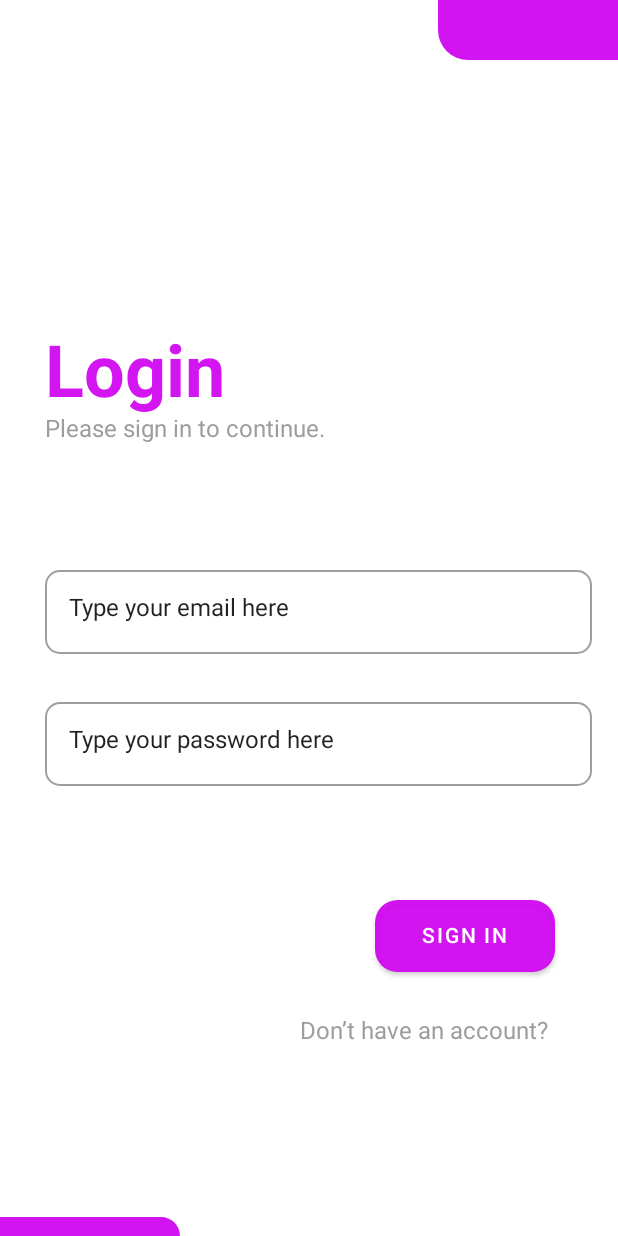
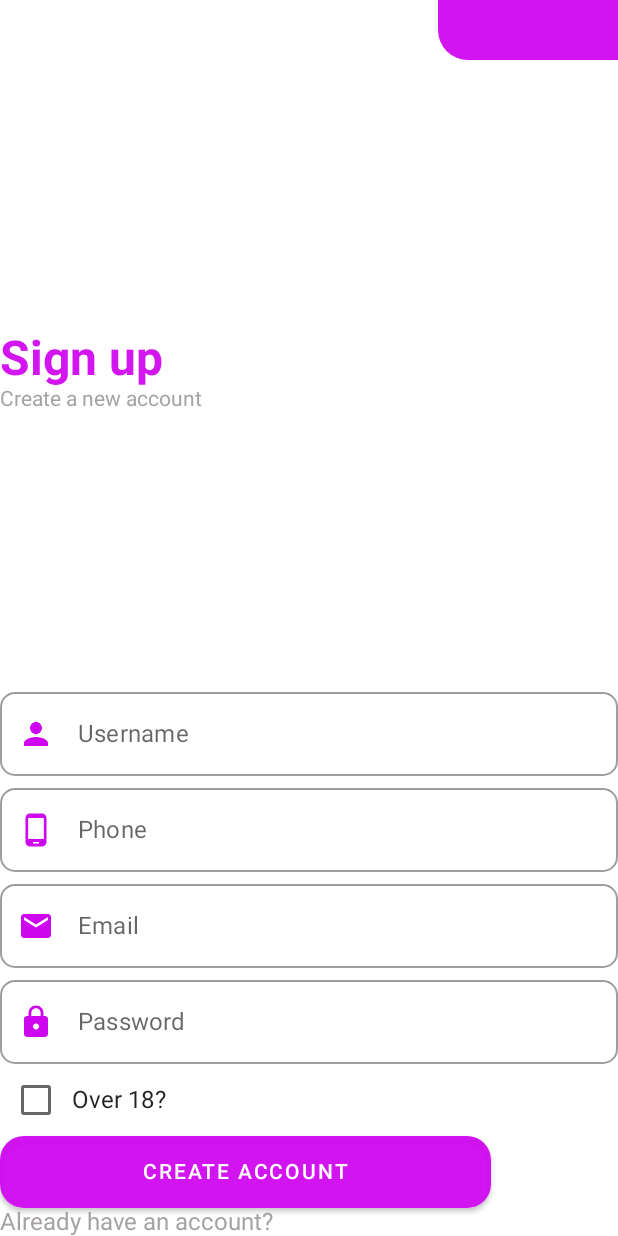
Before and after one commit to ArturAlvess/projeto-login-activity, an Android app built with Jetpack Compose: the screen it shows after launch (MainActivity before the commit, RegisterActivity after it), on a phone screen of 412 x 824 dp. Run offline under Robolectric (Android 15) with nearby library versions, the phone set to English and light mode, and no system bars.

Commit message:
quase finalizado

```diff
--- a/app/src/main/AndroidManifest.xml
+++ b/app/src/main/AndroidManifest.xml
@@ -13,6 +13,11 @@
         tools:targetApi="31">
         <activity
             android:name=".MainActivity"
+            android:exported="false"
+            android:label="@string/title_activity_register"
+            android:theme="@style/Theme.LoginActivity" />
+        <activity
+            android:name=".RegisterActivity"
             android:exported="true"
             android:label="@string/app_name"
             android:theme="@style/Theme.LoginActivity">
--- a/app/src/main/java/br/senai/sp/jandira/loginactivity/MainActivity.kt
+++ b/app/src/main/java/br/senai/sp/jandira/loginactivity/MainActivity.kt
@@ -11,6 +11,7 @@ import androidx.compose.runtime.mutableStateOf
 import androidx.compose.runtime.saveable.rememberSaveable
 import androidx.compose.ui.Modifier
 import androidx.compose.ui.graphics.Color
+import androidx.compose.ui.res.painterResource
 import androidx.compose.ui.res.stringResource
 import androidx.compose.ui.text.font.FontWeight
 import androidx.compose.ui.tooling.preview.Preview
@@ -29,7 +30,7 @@ class MainActivity : ComponentActivity() {
     }
 }
 
-@Preview(showBackground = true)
+@Preview(showBackground = true, showSystemUi = true)
 @Composable
 fun LoginScreen() {
     var emailState = rememberSaveable {
@@ -63,7 +64,7 @@ fun LoginScreen() {
         Column(
             modifier = Modifier
                 .fillMaxWidth()
-                .padding(top = 220.dp, start = 30.dp)
+                .padding(top = 200.dp, start = 30.dp)
 
         ) {
             Text(
@@ -82,26 +83,41 @@ fun LoginScreen() {
         Column(
             modifier = Modifier
                 .fillMaxSize()
-                .padding(top = 380.dp, start = 30.dp)
+                .padding(top = 360.dp, start = 30.dp)
         ) {
             OutlinedTextField(
-                value = stringResource(id = R.string.email_example),
+                value = "",
+                label = { Text(text = "Email")},
                 onValueChange = {
                     emailState
                 }, shape = RoundedCornerShape(10.dp),
                 modifier = Modifier
                     .fillMaxWidth()
-                    .padding(end = 17.dp)
+                    .padding(end = 17.dp),
+                leadingIcon = {
+                    Icon(
+                        painter = painterResource(id = R.drawable.baseline_email_24),
+                        contentDescription = null,
+                        tint = Color(206, 6, 240)
+                    )
+                }
             )
             Spacer(modifier = Modifier.height(32.dp))
             OutlinedTextField(
-                value = stringResource(id = R.string.password_example),
+                value = "",
+                label = { Text(text = "Password")},
                 onValueChange = {
                     passwordState
                 }, shape = RoundedCornerShape(10.dp),
                 modifier = Modifier
                     .fillMaxWidth()
                     .padding(end = 17.dp),
+                leadingIcon = {
+                    Icon(painter = painterResource(id = R.drawable.baseline_lock_24),
+                        contentDescription = null,
+                        tint = Color(206, 6, 240)
+                    )
+                }
 
             )
         }
@@ -110,7 +126,7 @@ fun LoginScreen() {
         Column(
             modifier = Modifier
                 .fillMaxSize()
-                .padding(top = 600.dp, start = 150.dp)
+                .padding(top = 580.dp, start = 150.dp)
         )
         {
             Button(onClick = {},
@@ -122,7 +138,12 @@ fun LoginScreen() {
                     colors = ButtonDefaults.buttonColors(Color(207, 6, 240, 240)),
 
             ) {
-                Text(text = stringResource(id = R.string.sign_in), color = Color.White)
+                Row() {
+                    Text(text = stringResource(id = R.string.sign_in).uppercase(), color = Color.White)
+                    Icon(painter = painterResource(id = R.drawable.baseline_arrow_forward_24),
+                        contentDescription = null, tint = Color.White)
+                }
+
             }
 
             Row() {
@@ -136,7 +157,8 @@ fun LoginScreen() {
         }
 
         Column(modifier = Modifier
-            .fillMaxWidth().padding(top = 811.dp)
+            .fillMaxWidth()
+            .padding(top = 718.dp)
         ) {
             Row(modifier = Modifier
                 .fillMaxWidth(),
--- /dev/null
+++ b/app/src/main/java/br/senai/sp/jandira/loginactivity/RegisterActivity.kt
@@ -0,0 +1,188 @@
+package br.senai.sp.jandira.loginactivity
+
+import android.os.Bundle
+import androidx.activity.ComponentActivity
+import androidx.activity.compose.setContent
+import androidx.compose.foundation.layout.*
+import androidx.compose.foundation.shape.RoundedCornerShape
+import androidx.compose.material.*
+import androidx.compose.runtime.Composable
+import androidx.compose.runtime.mutableStateOf
+import androidx.compose.runtime.saveable.rememberSaveable
+import androidx.compose.ui.Alignment
+import androidx.compose.ui.Modifier
+import androidx.compose.ui.graphics.Color
+import androidx.compose.ui.res.painterResource
+import androidx.compose.ui.res.stringResource
+import androidx.compose.ui.text.font.FontWeight
+import androidx.compose.ui.tooling.preview.Preview
+import androidx.compose.ui.unit.dp
+import androidx.compose.ui.unit.sp
+import br.senai.sp.jandira.loginactivity.ui.theme.LoginActivityTheme
+
+class RegisterActivity : ComponentActivity() {
+    override fun onCreate(savedInstanceState: Bundle?) {
+        super.onCreate(savedInstanceState)
+        setContent {
+            LoginActivityTheme {
+                RegisterScreen()
+            }
+        }
+    }
+}
+
+
+@Preview(showBackground = true, showSystemUi = true)
+@Composable
+fun RegisterScreen() {
+    var emailState = rememberSaveable {
+        mutableStateOf("")
+    }
+    var passwordState = rememberSaveable {
+        mutableStateOf("")
+    }
+    Surface(
+        modifier = Modifier.fillMaxSize(),
+
+    ) {
+
+        Column(verticalArrangement = Arrangement.SpaceBetween) {
+
+
+
+        // Header
+        Column(modifier = Modifier
+            .fillMaxWidth()
+        ) {
+            Row(modifier = Modifier
+                .fillMaxWidth(),
+                horizontalArrangement =  Arrangement.End) {
+                Surface(modifier = Modifier
+                    .width(120.dp)
+                    .height(40.dp),
+                    color = Color(207, 6, 240, 240),
+                    shape = RoundedCornerShape(bottomStart = 20.dp)
+                ) {
+
+                }
+            }
+        }
+
+        Column(
+            modifier = Modifier.fillMaxWidth()
+        ) {
+            Text(
+                text = stringResource(id = R.string.sign_up),
+                fontSize = 32.sp,
+                color = Color(207, 6, 240, 240),
+                fontWeight = FontWeight(700)
+            )
+            Text(
+                text = stringResource(id = R.string.create),
+                fontSize = 14.sp,
+                color = Color(160, 156, 156, 240),
+                fontWeight = FontWeight(400)
+
+            )
+
+
+        }
+        Column() {
+            OutlinedTextField(
+                value = "",
+                label = { Text(text = stringResource(id = R.string.username))},
+                onValueChange = {
+                    emailState
+                }, shape = RoundedCornerShape(10.dp),
+                modifier = Modifier
+                    .fillMaxWidth(),
+                leadingIcon = {
+                    Icon(
+                        painter = painterResource(id = R.drawable.baseline_person_24),
+                        contentDescription = null,
+                        tint = Color(206, 6, 240)
+                    )
+                }
+            )
+            OutlinedTextField(
+                value = "",
+                label = { Text(text = stringResource(id = R.string.phone))},
+                onValueChange = {
+                    emailState
+                }, shape = RoundedCornerShape(10.dp),
+                modifier = Modifier
+                    .fillMaxWidth(),
+                leadingIcon = {
+                    Icon(
+                        painter = painterResource(id = R.drawable.baseline_phone_android_24),
+                        contentDescription = null,
+                        tint = Color(206, 6, 240)
+                    )
+                }
+            )
+            OutlinedTextField(
+                value = "",
+                label = { Text(text = stringResource(id = R.string.email))},
+                onValueChange = {
+                    emailState
+                }, shape = RoundedCornerShape(10.dp),
+                modifier = Modifier
+                    .fillMaxWidth(),
+                leadingIcon = {
+                    Icon(
+                        painter = painterResource(id = R.drawable.baseline_email_24),
+                        contentDescription = null,
+                        tint = Color(206, 6, 240)
+                    )
+                }
+            )
+            OutlinedTextField(
+                value = "",
+                label = { Text(text = stringResource(id = R.string.password))},
+                onValueChange = {
+                    emailState
+                }, shape = RoundedCornerShape(10.dp),
+                modifier = Modifier
+                    .fillMaxWidth(),
+                leadingIcon = {
+                    Icon(
+                        painter = painterResource(id = R.drawable.baseline_lock_24),
+                        contentDescription = null,
+                        tint = Color(206, 6, 240)
+                    )
+                }
+            )
+
+            Row(modifier = Modifier.fillMaxWidth(), verticalAlignment = Alignment.CenterVertically) {
+                Checkbox(checked = false, onCheckedChange = {})
+                Text(
+                    text = stringResource(id = R.string.over_18),
+
+                )
+            }
+
+            Button(
+                onClick = { /*TODO*/ },
+                modifier =
+                Modifier
+                    .width(327.dp)
+                    .height(48.dp),
+                shape = RoundedCornerShape(16.dp),
+                colors = ButtonDefaults.buttonColors(Color(207, 6, 240, 240))
+            ) {
+                Text(
+                    text = stringResource(id = R.string.bottom_account)
+                        .uppercase(),
+                    color = Color.White
+                )
+            }
+            Text(
+                text = stringResource(id = R.string.already_account),
+                color = Color(160, 156, 156, 240)
+            )
+        }
+        }
+
+
+}
+}
--- /dev/null
+++ b/app/src/main/res/drawable/baseline_arrow_forward_24.xml
@@ -0,0 +1,5 @@
+<vector android:autoMirrored="true" android:height="24dp"
+    android:tint="#000000" android:viewportHeight="24"
+    android:viewportWidth="24" android:width="24dp" xmlns:android="http://schemas.android.com/apk/res/android">
+    <path android:fillColor="@android:color/white" android:pathData="M12,4l-1.41,1.41L16.17,11H4v2h12.17l-5.58,5.59L12,20l8,-8z"/>
+</vector>
--- /dev/null
+++ b/app/src/main/res/drawable/baseline_email_24.xml
@@ -0,0 +1,5 @@
+<vector android:height="24dp" android:tint="#000000"
+    android:viewportHeight="24" android:viewportWidth="24"
+    android:width="24dp" xmlns:android="http://schemas.android.com/apk/res/android">
+    <path android:fillColor="@android:color/white" android:pathData="M20,4L4,4c-1.1,0 -1.99,0.9 -1.99,2L2,18c0,1.1 0.9,2 2,2h16c1.1,0 2,-0.9 2,-2L22,6c0,-1.1 -0.9,-2 -2,-2zM20,8l-8,5 -8,-5L4,6l8,5 8,-5v2z"/>
+</vector>
--- /dev/null
+++ b/app/src/main/res/drawable/baseline_lock_24.xml
@@ -0,0 +1,5 @@
+<vector android:height="24dp" android:tint="#000000"
+    android:viewportHeight="24" android:viewportWidth="24"
+    android:width="24dp" xmlns:android="http://schemas.android.com/apk/res/android">
+    <path android:fillColor="@android:color/white" android:pathData="M18,8h-1L17,6c0,-2.76 -2.24,-5 -5,-5S7,3.24 7,6v2L6,8c-1.1,0 -2,0.9 -2,2v10c0,1.1 0.9,2 2,2h12c1.1,0 2,-0.9 2,-2L20,10c0,-1.1 -0.9,-2 -2,-2zM12,17c-1.1,0 -2,-0.9 -2,-2s0.9,-2 2,-2 2,0.9 2,2 -0.9,2 -2,2zM15.1,8L8.9,8L8.9,6c0,-1.71 1.39,-3.1 3.1,-3.1 1.71,0 3.1,1.39 3.1,3.1v2z"/>
+</vector>
--- /dev/null
+++ b/app/src/main/res/drawable/baseline_person_24.xml
@@ -0,0 +1,5 @@
+<vector android:height="24dp" android:tint="#000000"
+    android:viewportHeight="24" android:viewportWidth="24"
+    android:width="24dp" xmlns:android="http://schemas.android.com/apk/res/android">
+    <path android:fillColor="@android:color/white" android:pathData="M12,12c2.21,0 4,-1.79 4,-4s-1.79,-4 -4,-4 -4,1.79 -4,4 1.79,4 4,4zM12,14c-2.67,0 -8,1.34 -8,4v2h16v-2c0,-2.66 -5.33,-4 -8,-4z"/>
+</vector>
--- /dev/null
+++ b/app/src/main/res/drawable/baseline_phone_android_24.xml
@@ -0,0 +1,5 @@
+<vector android:height="24dp" android:tint="#000000"
+    android:viewportHeight="24" android:viewportWidth="24"
+    android:width="24dp" xmlns:android="http://schemas.android.com/apk/res/android">
+    <path android:fillColor="@android:color/white" android:pathData="M16,1L8,1C6.34,1 5,2.34 5,4v16c0,1.66 1.34,3 3,3h8c1.66,0 3,-1.34 3,-3L19,4c0,-1.66 -1.34,-3 -3,-3zM14,21h-4v-1h4v1zM17.25,18L6.75,18L6.75,4h10.5v14z"/>
+</vector>
--- a/app/src/main/res/values/strings.xml
+++ b/app/src/main/res/values/strings.xml
@@ -6,7 +6,14 @@
     <string name="password">Password</string>
     <string name="email_example">Type your email here</string>
     <string name="password_example">Type your password here</string>
-    <string name="sign_in">SIGN IN</string>
-    <string name="account">Don’t have an account?</string>
+    <string name="sign_in">Sign In</string>
+    <string name="account">Don\'t have an account?</string>
     <string name="sign_up">Sign up</string>
+    <string name="create">Create a new account</string>
+    <string name="title_activity_register">RegisterActivity</string>
+    <string name="username">Username</string>
+    <string name="phone">Phone</string>
+    <string name="over_18">Over 18?</string>
+    <string name="bottom_account">Create Account</string>
+    <string name="already_account">Already have an account?</string>
 </resources>
```
Also changed, not shown: 1 other file.
